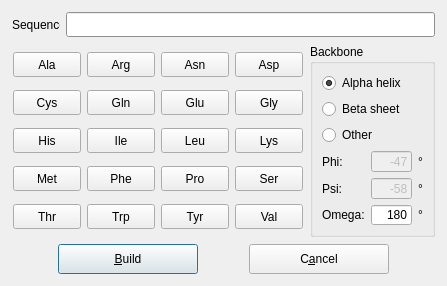
First picture: the form in source/VIEW/DIALOGS/peptideDialog.ui, repository BALL-Project/ball, before the edit.
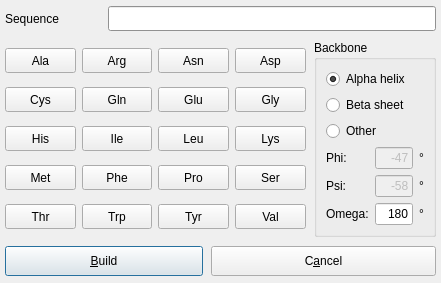
Second picture: the form after the edit.

What changed in the file:
```diff
--- a/source/VIEW/DIALOGS/peptideDialog.ui
+++ b/source/VIEW/DIALOGS/peptideDialog.ui
@@ -5,8 +5,8 @@
    <rect>
     <x>0</x>
     <y>0</y>
-    <width>447</width>
-    <height>286</height>
+    <width>441</width>
+    <height>283</height>
    </rect>
   </property>
   <property name="sizePolicy" >
@@ -32,28 +32,502 @@
   <property name="windowTitle" >
    <string>PeptideBuilder</string>
   </property>
+  <layout class="QGridLayout" >
+   <property name="margin" >
+    <number>5</number>
+   </property>
+   <property name="spacing" >
+    <number>8</number>
+   </property>
+   <item row="1" column="0" colspan="3" >
+    <layout class="QVBoxLayout" >
+     <property name="margin" >
+      <number>0</number>
+     </property>
+     <property name="spacing" >
+      <number>6</number>
+     </property>
+     <item>
+      <layout class="QHBoxLayout" >
+       <property name="margin" >
+        <number>0</number>
+       </property>
+       <property name="spacing" >
+        <number>6</number>
+       </property>
+       <item>
+        <widget class="QPushButton" name="ala" >
+         <property name="sizePolicy" >
+          <sizepolicy>
+           <hsizetype>5</hsizetype>
+           <vsizetype>0</vsizetype>
+           <horstretch>0</horstretch>
+           <verstretch>0</verstretch>
+          </sizepolicy>
+         </property>
+         <property name="minimumSize" >
+          <size>
+           <width>50</width>
+           <height>25</height>
+          </size>
+         </property>
+         <property name="text" >
+          <string>Ala</string>
+         </property>
+        </widget>
+       </item>
+       <item>
+        <widget class="QPushButton" name="arg" >
+         <property name="sizePolicy" >
+          <sizepolicy>
+           <hsizetype>5</hsizetype>
+           <vsizetype>0</vsizetype>
+           <horstretch>0</horstretch>
+           <verstretch>0</verstretch>
+          </sizepolicy>
+         </property>
+         <property name="minimumSize" >
+          <size>
+           <width>50</width>
+           <height>25</height>
+          </size>
+         </property>
+         <property name="text" >
+          <string>Arg</string>
+         </property>
+        </widget>
+       </item>
+       <item>
+        <widget class="QPushButton" name="asn" >
+         <property name="sizePolicy" >
+          <sizepolicy>
+           <hsizetype>5</hsizetype>
+           <vsizetype>0</vsizetype>
+           <horstretch>0</horstretch>
+           <verstretch>0</verstretch>
+          </sizepolicy>
+         </property>
+         <property name="minimumSize" >
+          <size>
+           <width>50</width>
+           <height>25</height>
+          </size>
+         </property>
+         <property name="text" >
+          <string>Asn</string>
+         </property>
+        </widget>
+       </item>
+       <item>
+        <widget class="QPushButton" name="asp" >
+         <property name="sizePolicy" >
+          <sizepolicy>
+           <hsizetype>5</hsizetype>
+           <vsizetype>0</vsizetype>
+           <horstretch>0</horstretch>
+           <verstretch>0</verstretch>
+          </sizepolicy>
+         </property>
+         <property name="minimumSize" >
+          <size>
+           <width>50</width>
+           <height>25</height>
+          </size>
+         </property>
+         <property name="text" >
+          <string>Asp</string>
+         </property>
+        </widget>
+       </item>
+      </layout>
+     </item>
+     <item>
+      <layout class="QHBoxLayout" >
+       <property name="margin" >
+        <number>0</number>
+       </property>
+       <property name="spacing" >
+        <number>6</number>
+       </property>
+       <item>
+        <widget class="QPushButton" name="cys" >
+         <property name="sizePolicy" >
+          <sizepolicy>
+           <hsizetype>5</hsizetype>
+           <vsizetype>0</vsizetype>
+           <horstretch>0</horstretch>
+           <verstretch>0</verstretch>
+          </sizepolicy>
+         </property>
+         <property name="minimumSize" >
+          <size>
+           <width>50</width>
+           <height>25</height>
+          </size>
+         </property>
+         <property name="text" >
+          <string>Cys</string>
+         </property>
+        </widget>
+       </item>
+       <item>
+        <widget class="QPushButton" name="gln" >
+         <property name="sizePolicy" >
+          <sizepolicy>
+           <hsizetype>5</hsizetype>
+           <vsizetype>0</vsizetype>
+           <horstretch>0</horstretch>
+           <verstretch>0</verstretch>
+          </sizepolicy>
+         </property>
+         <property name="minimumSize" >
+          <size>
+           <width>50</width>
+           <height>25</height>
+          </size>
+         </property>
+         <property name="text" >
+          <string>Gln</string>
+         </property>
+        </widget>
+       </item>
+       <item>
+        <widget class="QPushButton" name="glu" >
+         <property name="sizePolicy" >
+          <sizepolicy>
+           <hsizetype>5</hsizetype>
+           <vsizetype>0</vsizetype>
+           <horstretch>0</horstretch>
+           <verstretch>0</verstretch>
+          </sizepolicy>
+         </property>
+         <property name="minimumSize" >
+          <size>
+           <width>50</width>
+           <height>25</height>
+          </size>
+         </property>
+         <property name="text" >
+          <string>Glu</string>
+         </property>
+        </widget>
+       </item>
+       <item>
+        <widget class="QPushButton" name="gly" >
+         <property name="sizePolicy" >
+          <sizepolicy>
+           <hsizetype>5</hsizetype>
+           <vsizetype>0</vsizetype>
+           <horstretch>0</horstretch>
+           <verstretch>0</verstretch>
+          </sizepolicy>
+         </property>
+         <property name="minimumSize" >
+          <size>
+           <width>50</width>
+           <height>25</height>
+          </size>
+         </property>
+         <property name="text" >
+          <string>Gly</string>
+         </property>
+        </widget>
+       </item>
+      </layout>
+     </item>
+     <item>
+      <layout class="QHBoxLayout" >
+       <property name="margin" >
+        <number>0</number>
+       </property>
+       <property name="spacing" >
+        <number>6</number>
+       </property>
+       <item>
+        <widget class="QPushButton" name="his" >
+         <property name="sizePolicy" >
+          <sizepolicy>
+           <hsizetype>5</hsizetype>
+           <vsizetype>0</vsizetype>
+           <horstretch>0</horstretch>
+           <verstretch>0</verstretch>
+          </sizepolicy>
+         </property>
+         <property name="minimumSize" >
+          <size>
+           <width>50</width>
+           <height>25</height>
+          </size>
+         </property>
+         <property name="text" >
+          <string>His</string>
+         </property>
+        </widget>
+       </item>
+       <item>
+        <widget class="QPushButton" name="ile" >
+         <property name="sizePolicy" >
+          <sizepolicy>
+           <hsizetype>5</hsizetype>
+           <vsizetype>0</vsizetype>
+           <horstretch>0</horstretch>
+           <verstretch>0</verstretch>
+          </sizepolicy>
+         </property>
+         <property name="minimumSize" >
+          <size>
+           <width>50</width>
+           <height>25</height>
+          </size>
+         </property>
+         <property name="text" >
+          <string>Ile</string>
+         </property>
+        </widget>
+       </item>
+       <item>
+        <widget class="QPushButton" name="leu" >
+         <property name="sizePolicy" >
+          <sizepolicy>
+           <hsizetype>5</hsizetype>
+           <vsizetype>0</vsizetype>
+           <horstretch>0</horstretch>
+           <verstretch>0</verstretch>
+          </sizepolicy>
+         </property>
+         <property name="minimumSize" >
+          <size>
+           <width>50</width>
+           <height>25</height>
+          </size>
+         </property>
+         <property name="text" >
+          <string>Leu</string>
+         </property>
+        </widget>
+       </item>
+       <item>
+        <widget class="QPushButton" name="lys" >
+         <property name="sizePolicy" >
+          <sizepolicy>
+           <hsizetype>5</hsizetype>
+           <vsizetype>0</vsizetype>
+           <horstretch>0</horstretch>
+           <verstretch>0</verstretch>
+          </sizepolicy>
+         </property>
+         <property name="minimumSize" >
+          <size>
+           <width>50</width>
+           <height>25</height>
+          </size>
+         </property>
+         <property name="text" >
+          <string>Lys</string>
+         </property>
+        </widget>
+       </item>
+      </layout>
+     </item>
+     <item>
+      <layout class="QHBoxLayout" >
+       <property name="margin" >
+        <number>0</number>
+       </property>
+       <property name="spacing" >
+        <number>6</number>
+       </property>
+       <item>
+        <widget class="QPushButton" name="met" >
+         <property name="sizePolicy" >
+          <sizepolicy>
+           <hsizetype>5</hsizetype>
+           <vsizetype>0</vsizetype>
+           <horstretch>0</horstretch>
+           <verstretch>0</verstretch>
+          </sizepolicy>
+         </property>
+         <property name="minimumSize" >
+          <size>
+           <width>50</width>
+           <height>25</height>
+          </size>
+         </property>
+         <property name="text" >
+          <string>Met</string>
+         </property>
+        </widget>
+       </item>
+       <item>
+        <widget class="QPushButton" name="phe" >
+         <property name="sizePolicy" >
+          <sizepolicy>
+           <hsizetype>5</hsizetype>
+           <vsizetype>0</vsizetype>
+           <horstretch>0</horstretch>
+           <verstretch>0</verstretch>
+          </sizepolicy>
+         </property>
+         <property name="minimumSize" >
+          <size>
+           <width>50</width>
+           <height>25</height>
+          </size>
+         </property>
+         <property name="text" >
+          <string>Phe</string>
+         </property>
+        </widget>
+       </item>
+       <item>
+        <widget class="QPushButton" name="pro" >
+         <property name="sizePolicy" >
+          <sizepolicy>
+           <hsizetype>5</hsizetype>
+           <vsizetype>0</vsizetype>
+           <horstretch>0</horstretch>
+           <verstretch>0</verstretch>
+          </sizepolicy>
+         </property>
+         <property name="minimumSize" >
+          <size>
+           <width>50</width>
+           <height>25</height>
+          </size>
+         </property>
+         <property name="text" >
+          <string>Pro</string>
+         </property>
+        </widget>
+       </item>
+       <item>
+        <widget class="QPushButton" name="ser" >
+         <property name="sizePolicy" >
+          <sizepolicy>
+           <hsizetype>5</hsizetype>
+           <vsizetype>0</vsizetype>
+           <horstretch>0</horstretch>
+           <verstretch>0</verstretch>
+          </sizepolicy>
+         </property>
+         <property name="minimumSize" >
+          <size>
+           <width>50</width>
+           <height>25</height>
+          </size>
+         </property>
+         <property name="text" >
+          <string>Ser</string>
+         </property>
+        </widget>
+       </item>
+      </layout>
+     </item>
+     <item>
+      <layout class="QHBoxLayout" >
+       <property name="margin" >
+        <number>0</number>
+       </property>
+       <property name="spacing" >
+        <number>6</number>
+       </property>
+       <item>
+        <widget class="QPushButton" name="thr" >
+         <property name="sizePolicy" >
+          <sizepolicy>
+           <hsizetype>5</hsizetype>
+           <vsizetype>0</vsizetype>
+           <horstretch>0</horstretch>
+           <verstretch>0</verstretch>
+          </sizepolicy>
+         </property>
+         <property name="minimumSize" >
+          <size>
+           <width>50</width>
+           <height>25</height>
+          </size>
+         </property>
+         <property name="text" >
+          <string>Thr</string>
+         </property>
+        </widget>
+       </item>
+       <item>
+        <widget class="QPushButton" name="trp" >
+         <property name="sizePolicy" >
+          <sizepolicy>
+           <hsizetype>5</hsizetype>
+           <vsizetype>0</vsizetype>
+           <horstretch>0</horstretch>
+           <verstretch>0</verstretch>
+          </sizepolicy>
+         </property>
+         <property name="minimumSize" >
+          <size>
+           <width>50</width>
+           <height>25</height>
+          </size>
+         </property>
+         <property name="text" >
+          <string>Trp</string>
+         </property>
+        </widget>
+       </item>
+       <item>
+        <widget class="QPushButton" name="tyr" >
+         <property name="sizePolicy" >
+          <sizepolicy>
+           <hsizetype>5</hsizetype>
+           <vsizetype>0</vsizetype>
+           <horstretch>0</horstretch>
+           <verstretch>0</verstretch>
+          </sizepolicy>
+         </property>
+         <property name="minimumSize" >
+          <size>
+           <width>50</width>
+           <height>25</height>
+          </size>
+         </property>
+         <property name="text" >
+          <string>Tyr</string>
+         </property>
+        </widget>
+       </item>
+       <item>
+        <widget class="QPushButton" name="val" >
+         <property name="sizePolicy" >
+          <sizepolicy>
+           <hsizetype>5</hsizetype>
+           <vsizetype>0</vsizetype>
+           <horstretch>0</horstretch>
+           <verstretch>0</verstretch>
+          </sizepolicy>
+         </property>
+         <property name="minimumSize" >
+          <size>
+           <width>50</width>
+           <height>25</height>
+          </size>
+         </property>
+         <property name="text" >
+          <string>Val</string>
+         </property>
+        </widget>
+       </item>
+      </layout>
+     </item>
+    </layout>
+   </item>
+   <item row="0" column="0" >
   <widget class="QLabel" name="textLabel2" >
-   <property name="geometry" >
-    <rect>
-     <x>12</x>
-     <y>12</y>
-     <width>48</width>
-     <height>25</height>
-    </rect>
-   </property>
    <property name="text" >
     <string>Sequence</string>
    </property>
   </widget>
+   </item>
+   <item row="0" column="1" colspan="3" >
   <widget class="QLineEdit" name="sequence" >
-   <property name="geometry" >
-    <rect>
-     <x>66</x>
-     <y>12</y>
-     <width>369</width>
-     <height>25</height>
-    </rect>
-   </property>
    <property name="minimumSize" >
     <size>
      <width>0</width>
@@ -536,395 +1010,9 @@
     <bool>false</bool>
    </property>
   </widget>
-  <widget class="QPushButton" name="met" >
-   <property name="geometry" >
-    <rect>
-     <x>13</x>
-     <y>166</y>
-     <width>68</width>
-     <height>25</height>
-    </rect>
-   </property>
-   <property name="minimumSize" >
-    <size>
-     <width>50</width>
-     <height>25</height>
-    </size>
-   </property>
-   <property name="text" >
-    <string>Met</string>
-   </property>
-  </widget>
-  <widget class="QPushButton" name="asn" >
-   <property name="geometry" >
-    <rect>
-     <x>161</x>
-     <y>52</y>
-     <width>68</width>
-     <height>25</height>
-    </rect>
-   </property>
-   <property name="minimumSize" >
-    <size>
-     <width>50</width>
-     <height>25</height>
-    </size>
-   </property>
-   <property name="text" >
-    <string>Asn</string>
-   </property>
-  </widget>
-  <widget class="QPushButton" name="leu" >
-   <property name="geometry" >
-    <rect>
-     <x>161</x>
-     <y>128</y>
-     <width>68</width>
-     <height>25</height>
-    </rect>
-   </property>
-   <property name="minimumSize" >
-    <size>
-     <width>50</width>
-     <height>25</height>
-    </size>
-   </property>
-   <property name="text" >
-    <string>Leu</string>
-   </property>
-  </widget>
-  <widget class="QPushButton" name="pro" >
-   <property name="geometry" >
-    <rect>
-     <x>161</x>
-     <y>166</y>
-     <width>68</width>
-     <height>25</height>
-    </rect>
-   </property>
-   <property name="minimumSize" >
-    <size>
-     <width>50</width>
-     <height>25</height>
-    </size>
-   </property>
-   <property name="text" >
-    <string>Pro</string>
-   </property>
-  </widget>
-  <widget class="QPushButton" name="his" >
-   <property name="geometry" >
-    <rect>
-     <x>13</x>
-     <y>128</y>
-     <width>68</width>
-     <height>25</height>
-    </rect>
-   </property>
-   <property name="minimumSize" >
-    <size>
-     <width>50</width>
-     <height>25</height>
-    </size>
-   </property>
-   <property name="text" >
-    <string>His</string>
-   </property>
-  </widget>
-  <widget class="QPushButton" name="phe" >
-   <property name="geometry" >
-    <rect>
-     <x>87</x>
-     <y>166</y>
-     <width>68</width>
-     <height>25</height>
-    </rect>
-   </property>
-   <property name="minimumSize" >
-    <size>
-     <width>50</width>
-     <height>25</height>
-    </size>
-   </property>
-   <property name="text" >
-    <string>Phe</string>
-   </property>
-  </widget>
-  <widget class="QPushButton" name="ile" >
-   <property name="geometry" >
-    <rect>
-     <x>87</x>
-     <y>128</y>
-     <width>68</width>
-     <height>25</height>
-    </rect>
-   </property>
-   <property name="minimumSize" >
-    <size>
-     <width>50</width>
-     <height>25</height>
-    </size>
-   </property>
-   <property name="text" >
-    <string>Ile</string>
-   </property>
-  </widget>
-  <widget class="QPushButton" name="ser" >
-   <property name="geometry" >
-    <rect>
-     <x>235</x>
-     <y>166</y>
-     <width>68</width>
-     <height>25</height>
-    </rect>
-   </property>
-   <property name="minimumSize" >
-    <size>
-     <width>50</width>
-     <height>25</height>
-    </size>
-   </property>
-   <property name="text" >
-    <string>Ser</string>
-   </property>
-  </widget>
-  <widget class="QPushButton" name="val" >
-   <property name="geometry" >
-    <rect>
-     <x>235</x>
-     <y>204</y>
-     <width>68</width>
-     <height>25</height>
-    </rect>
-   </property>
-   <property name="minimumSize" >
-    <size>
-     <width>50</width>
-     <height>25</height>
-    </size>
-   </property>
-   <property name="text" >
-    <string>Val</string>
-   </property>
-  </widget>
-  <widget class="QPushButton" name="gly" >
-   <property name="geometry" >
-    <rect>
-     <x>235</x>
-     <y>90</y>
-     <width>68</width>
-     <height>25</height>
-    </rect>
-   </property>
-   <property name="minimumSize" >
-    <size>
-     <width>50</width>
-     <height>25</height>
-    </size>
-   </property>
-   <property name="text" >
-    <string>Gly</string>
-   </property>
-  </widget>
-  <widget class="QPushButton" name="cys" >
-   <property name="geometry" >
-    <rect>
-     <x>13</x>
-     <y>90</y>
-     <width>68</width>
-     <height>25</height>
-    </rect>
-   </property>
-   <property name="minimumSize" >
-    <size>
-     <width>50</width>
-     <height>25</height>
-    </size>
-   </property>
-   <property name="text" >
-    <string>Cys</string>
-   </property>
-  </widget>
-  <widget class="QPushButton" name="asp" >
-   <property name="geometry" >
-    <rect>
-     <x>235</x>
-     <y>52</y>
-     <width>68</width>
-     <height>25</height>
-    </rect>
-   </property>
-   <property name="minimumSize" >
-    <size>
-     <width>50</width>
-     <height>25</height>
-    </size>
-   </property>
-   <property name="text" >
-    <string>Asp</string>
-   </property>
-  </widget>
-  <widget class="QPushButton" name="arg" >
-   <property name="geometry" >
-    <rect>
-     <x>87</x>
-     <y>52</y>
-     <width>68</width>
-     <height>25</height>
-    </rect>
-   </property>
-   <property name="minimumSize" >
-    <size>
-     <width>50</width>
-     <height>25</height>
-    </size>
-   </property>
-   <property name="text" >
-    <string>Arg</string>
-   </property>
-  </widget>
-  <widget class="QPushButton" name="thr" >
-   <property name="geometry" >
-    <rect>
-     <x>13</x>
-     <y>204</y>
-     <width>68</width>
-     <height>25</height>
-    </rect>
-   </property>
-   <property name="minimumSize" >
-    <size>
-     <width>50</width>
-     <height>25</height>
-    </size>
-   </property>
-   <property name="text" >
-    <string>Thr</string>
-   </property>
-  </widget>
-  <widget class="QPushButton" name="glu" >
-   <property name="geometry" >
-    <rect>
-     <x>161</x>
-     <y>90</y>
-     <width>68</width>
-     <height>25</height>
-    </rect>
-   </property>
-   <property name="minimumSize" >
-    <size>
-     <width>50</width>
-     <height>25</height>
-    </size>
-   </property>
-   <property name="text" >
-    <string>Glu</string>
-   </property>
-  </widget>
-  <widget class="QPushButton" name="ala" >
-   <property name="geometry" >
-    <rect>
-     <x>13</x>
-     <y>52</y>
-     <width>68</width>
-     <height>25</height>
-    </rect>
-   </property>
-   <property name="minimumSize" >
-    <size>
-     <width>50</width>
-     <height>25</height>
-    </size>
-   </property>
-   <property name="text" >
-    <string>Ala</string>
-   </property>
-  </widget>
-  <widget class="QPushButton" name="trp" >
-   <property name="geometry" >
-    <rect>
-     <x>87</x>
-     <y>204</y>
-     <width>68</width>
-     <height>25</height>
-    </rect>
-   </property>
-   <property name="minimumSize" >
-    <size>
-     <width>50</width>
-     <height>25</height>
-    </size>
-   </property>
-   <property name="text" >
-    <string>Trp</string>
-   </property>
-  </widget>
-  <widget class="QPushButton" name="lys" >
-   <property name="geometry" >
-    <rect>
-     <x>235</x>
-     <y>128</y>
-     <width>68</width>
-     <height>25</height>
-    </rect>
-   </property>
-   <property name="minimumSize" >
-    <size>
-     <width>50</width>
-     <height>25</height>
-    </size>
-   </property>
-   <property name="text" >
-    <string>Lys</string>
-   </property>
-  </widget>
-  <widget class="QPushButton" name="tyr" >
-   <property name="geometry" >
-    <rect>
-     <x>161</x>
-     <y>204</y>
-     <width>68</width>
-     <height>25</height>
-    </rect>
-   </property>
-   <property name="minimumSize" >
-    <size>
-     <width>50</width>
-     <height>25</height>
-    </size>
-   </property>
-   <property name="text" >
-    <string>Tyr</string>
-   </property>
-  </widget>
-  <widget class="QPushButton" name="gln" >
-   <property name="geometry" >
-    <rect>
-     <x>87</x>
-     <y>90</y>
-     <width>68</width>
-     <height>25</height>
-    </rect>
-   </property>
-   <property name="minimumSize" >
-    <size>
-     <width>50</width>
-     <height>25</height>
-    </size>
-   </property>
-   <property name="text" >
-    <string>Gln</string>
-   </property>
-  </widget>
+   </item>
+   <item row="2" column="0" colspan="2" >
   <widget class="QPushButton" name="close_button" >
-   <property name="geometry" >
-    <rect>
-     <x>58</x>
-     <y>244</y>
-     <width>140</width>
-     <height>30</height>
-    </rect>
-   </property>
    <property name="minimumSize" >
     <size>
      <width>140</width>
@@ -950,15 +1038,9 @@
     <bool>true</bool>
    </property>
   </widget>
+   </item>
+   <item row="2" column="2" colspan="2" >
   <widget class="QPushButton" name="cancel_button" >
-   <property name="geometry" >
-    <rect>
-     <x>249</x>
-     <y>244</y>
-     <width>140</width>
-     <height>30</height>
-    </rect>
-   </property>
    <property name="minimumSize" >
     <size>
      <width>140</width>
@@ -978,15 +1060,9 @@
     <string>Alt+A</string>
    </property>
   </widget>
+   </item>
+   <item row="1" column="3" >
   <widget class="QGroupBox" name="angles_group" >
-   <property name="geometry" >
-    <rect>
-     <x>310</x>
-     <y>44</y>
-     <width>125</width>
-     <height>193</height>
-    </rect>
-   </property>
    <property name="title" >
     <string>Backbone</string>
    </property>
@@ -1153,6 +1229,8 @@
     </item>
    </layout>
   </widget>
+   </item>
+  </layout>
  </widget>
  <layoutdefault spacing="6" margin="11" />
  <tabstops>
```
Lines whose indentation alone changed are shown as unchanged.
